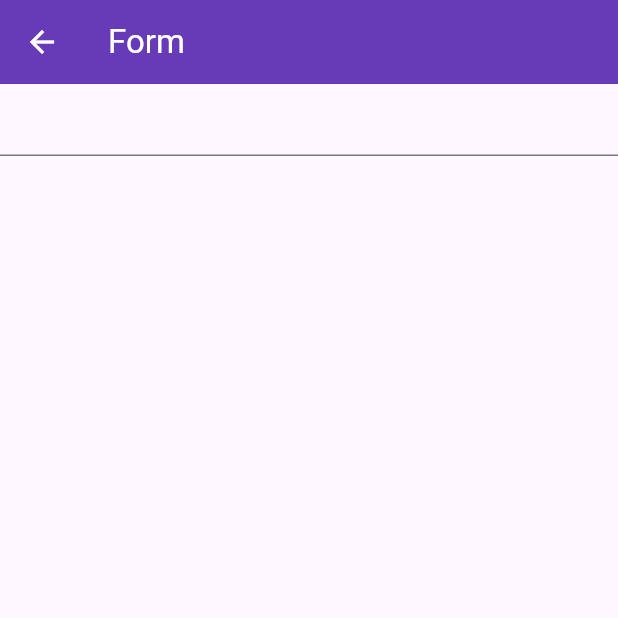
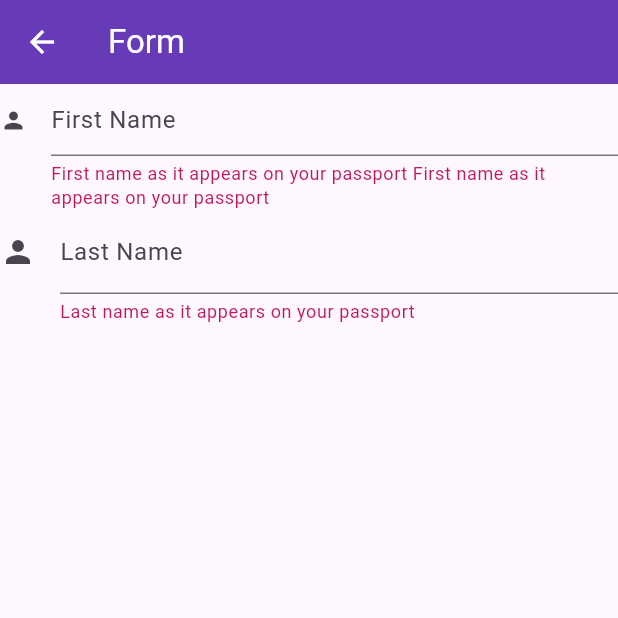
Before and after one commit to Morg-2025/flutter_components, a Flutter app: the ScreenForm screen opened directly, on a phone screen of 412 x 824 dp, the top half of it. Run offline on Flutter 3.47's test engine with Material 3 defaults, Android fonts, the phone set to English and light mode, and no system bars; drawn by our look-alikes of flutter_form_builder.

Commit message:
1 changed

```diff
--- a/lib/Screens/screen_form.dart
+++ b/lib/Screens/screen_form.dart
@@ -38,7 +38,35 @@ class _ScreenFormState extends State<ScreenForm> {
               key: _formKey,
        child: Column(
               children:[
-                FormBuilderTextField(name: "First name"),
+
+                FormBuilderTextField(name: "first name",
+                    autofocus: true,
+                 // keyboardType: TextInputType.name,
+                  textCapitalization: TextCapitalization.words,
+                    readOnly: false,
+                    decoration: InputDecoration(
+                      helperMaxLines: 2,
+                        hintText: "Enter your first name",
+                      isDense: true,
+                      //counter: Text("2"),
+                      labelText: "First Name",
+                      icon: Icon(Icons.person),
+                     helperText: "First name as it appears on your passport First name as it appears on your passport",
+                     helperStyle: TextStyle(color: Colors.pink.shade700)
+
+
+                     // label: Text("My custom label", style: TextStyle(color: Colors.cyan, fontSize: 20),),
+                    ),
+                ),
+                FormBuilderTextField(name: "last name",
+                    decoration: InputDecoration(
+                      labelText: "Last Name",
+                      icon: Icon(Icons.person),
+                        helperText: "Last name as it appears on your passport",
+                        helperStyle: TextStyle(color: Colors.pink.shade700)
+
+                    ),
+                ),
               ],
           ),
 
```
